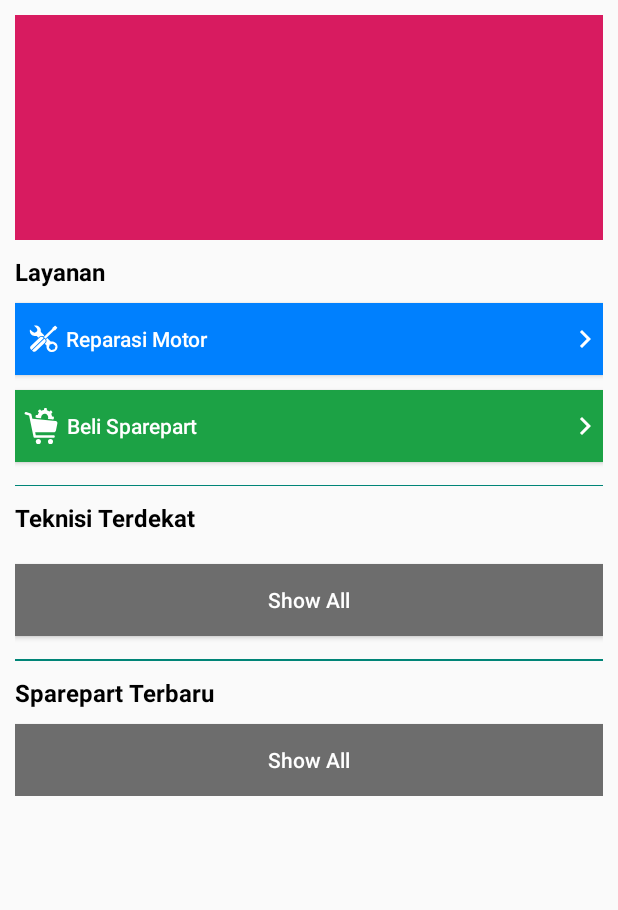
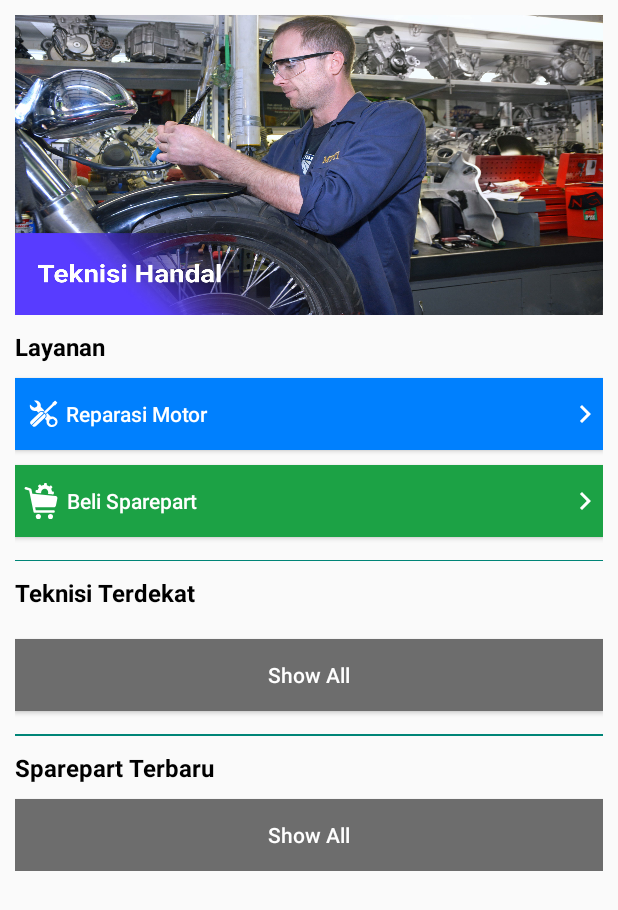
Before and after one commit to regawarp/OMTe, an Android app: the layout fragment_home.xml on its own in the app's theme, with its tools: preview values and no code run, on a phone screen of 412 x 824 dp. Shown: the top 910 px of the screen. Run offline under Robolectric (Android 15) with nearby library versions, the phone set to English and light mode, and no system bars.

Commit message:
(+) ganti image slider

```diff
--- a/app/src/main/res/layout/fragment_home.xml
+++ b/app/src/main/res/layout/fragment_home.xml
@@ -15,8 +15,8 @@
         <LinearLayout
             android:id="@+id/slider"
             android:layout_width="match_parent"
-            android:layout_height="150dp"
-            android:background="@color/colorAccent"
+            android:layout_height="200dp"
+            android:background="@drawable/slide2"
             android:orientation="vertical" />
 
         <TextView
```
Also changed, not shown: app/src/main/res/drawable/slide2.jpg (added).
